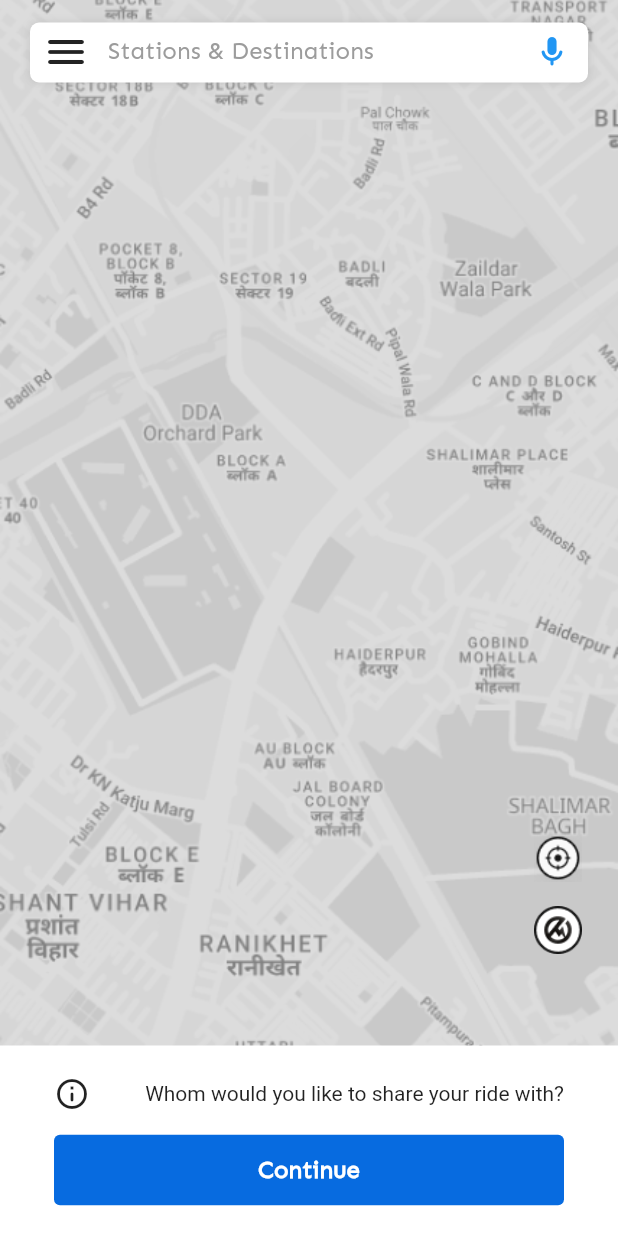
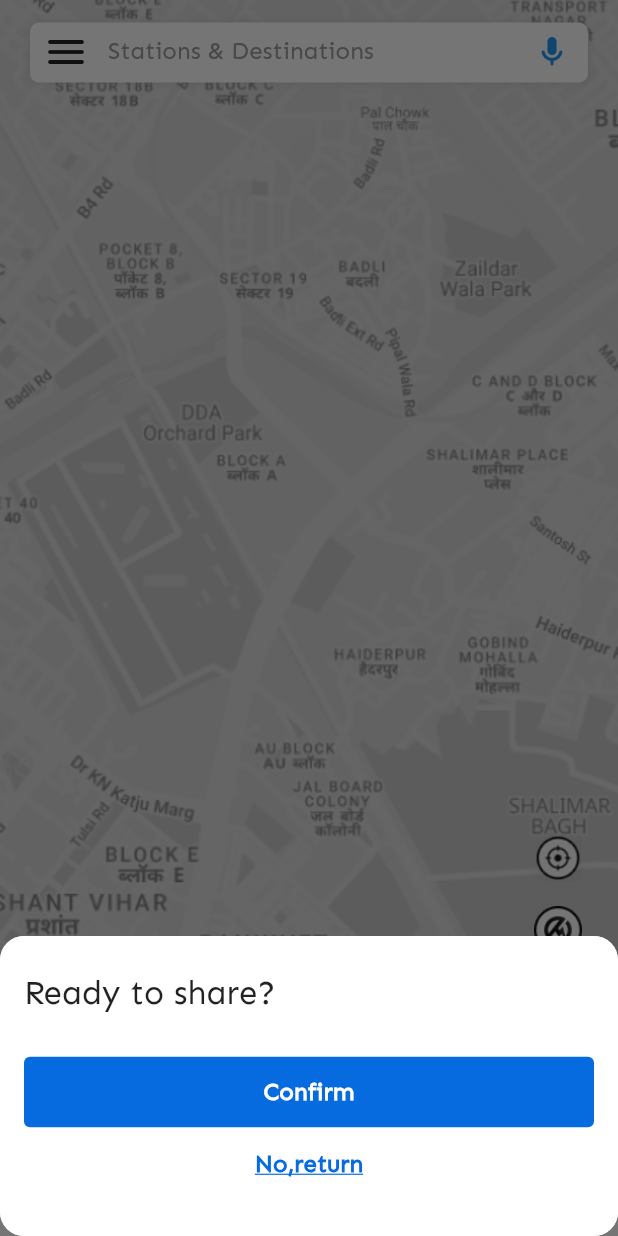
Before and after one commit to AbishekGhalley/App_Development_Project, a Flutter app: the screen it shows after launch, after a tap on "Continue", on a phone screen of 412 x 824 dp. Run offline on Flutter 3.47's test engine with Material 2 defaults, Android fonts, the phone set to English and light mode, and no system bars; our stand-ins replace dotted_border, flutter_svg, google_fonts.

Commit message:
confirm modal added

```diff
--- /dev/null
+++ b/lib/features/shareride/view/sharerideview.dart
@@ -0,0 +1,62 @@
+import 'package:flutter/material.dart';
+import 'package:myekigai/features/shareride/widget/shareridemap.dart';
+import 'package:myekigai/reusables/btn.dart';
+import 'package:myekigai/features/shareride/widget/showBottomSheet.dart'as btmsheet;
+
+class sharerideview extends StatefulWidget {
+  const sharerideview({super.key});
+
+  @override
+  State<sharerideview> createState() => _sharerideviewState();
+}
+
+class _sharerideviewState extends State<sharerideview> {
+
+
+  @override
+  Widget build(BuildContext context) {
+    return Scaffold(
+      body: Stack(
+        children: [
+          const shareridemap(),
+          Positioned(
+              bottom: 0,
+              left: 0,
+              right: 0,
+              child: Container(
+                width: double.infinity,
+                color: Colors.white,
+                padding: const EdgeInsets.symmetric(vertical: 20),
+                child: Column(
+                  crossAxisAlignment: CrossAxisAlignment.stretch,
+                  children: [
+                    const Padding(
+                      padding: EdgeInsets.symmetric(horizontal: 16),
+                      child:Row(
+
+                        children: [
+                          Icon(Icons.info_outline_rounded),
+                          SizedBox(width: 10,),
+                          Text("Whom would you like to share your ride with?",
+                          style: TextStyle(
+                            fontFamily: "Sen",
+                            fontSize: 14,
+                            fontWeight: FontWeight.w400
+                          ),)
+                        ],
+                      ),),
+                    const SizedBox(height: 15,),
+                    CustomButton(text: "Continue", onPressed: (){
+                      btmsheet.showBottomSheet(context);
+                    })
+                  ],
+                ),
+              )
+          ),
+
+
+        ],
+      ),
+    );
+  }
+}
--- a/lib/features/shareride/view/shareridemap.dart
+++ b/lib/features/shareride/widget/shareridemap.dart
@@ -143,32 +143,7 @@ class _shareridemapState extends State<shareridemap> {
               ],
             ),
           ),
-          Positioned(
-            bottom: 0,
-            left: 0,
-            right: 0,
-            child: Container(
-              width: double.infinity,
-              color: Colors.white,
-              padding: const EdgeInsets.all(20),
-              child: Column(
-                crossAxisAlignment: CrossAxisAlignment.stretch,
-                children: [
-                  const Padding(
-                    padding: EdgeInsets.symmetric(horizontal: 16),
-                    child:Row(
-                    children: [
-                      Icon(Icons.info_outline_rounded),
-                      Spacer(),
-                      Text("Whom would you like to share your ride with?")
-                    ],
-                  ),),
-                const SizedBox(height: 15,),
-                CustomButton(text: "Continue", onPressed: (){})
-                ],
-              ),
-            )
-          )
+
         ],
       ),
     );
--- /dev/null
+++ b/lib/features/shareride/widget/showBottomSheet.dart
@@ -0,0 +1,58 @@
+import 'package:flutter/material.dart';
+import 'package:myekigai/reusables/btn.dart';
+import 'package:myekigai/theme/pallete.dart';
+
+void showBottomSheet(BuildContext context) {
+  showModalBottomSheet<void>(
+    shape: RoundedRectangleBorder(
+        borderRadius: BorderRadius.circular(16)
+    ),
+    context: context,
+    builder: (BuildContext context) {
+      return Container(
+        width: double.infinity,
+        decoration: BoxDecoration(
+            borderRadius: BorderRadius.circular(16),
+            color: Colors.white
+        ),
+        height: 200,
+        child: Column(
+          crossAxisAlignment: CrossAxisAlignment.start,
+          mainAxisAlignment: MainAxisAlignment.center,
+          children:[
+            const Padding(
+              padding: EdgeInsets.symmetric(horizontal: 16),
+              child:Text("Ready to share?",
+                style: TextStyle(
+                    fontSize: 22,
+                    fontFamily: 'Sen',
+                    fontWeight: FontWeight.w400
+                ),),),
+            const SizedBox(height: 30,),
+            CustomButton(text: "Confirm", onPressed: (){}),
+            Container(
+              padding: const EdgeInsets.symmetric(horizontal: 16),
+              width: double.infinity,
+              child: TextButton(
+                onPressed: (){
+                  Navigator.pop(context);
+                },
+                child:const Text("No,return",
+                  style: TextStyle(
+                    fontFamily: "Sen",
+                    fontSize: 16,
+                    color: Pallete.primaryColor,
+                    fontWeight: FontWeight.w600,
+                    decoration: TextDecoration.underline,
+                    decorationColor: Pallete.primaryColor,
+                    decorationThickness: 1.0,
+                  ),),
+              ),
+            )
+
+          ],
+        ),
+      );
+    },
+  );
+}
--- a/lib/main.dart
+++ b/lib/main.dart
@@ -4,7 +4,8 @@ import 'package:myekigai/features/hamburger/view/ReferEarn.dart';
 import 'package:myekigai/features/hamburger/view/help.dart';
 import 'package:myekigai/features/onboarding/view/onboarding.dart';
 import 'package:myekigai/features/shareride/view/recentlocal.dart';
-import 'package:myekigai/features/shareride/view/shareridemap.dart';
+import 'package:myekigai/features/shareride/view/sharerideview.dart';
+import 'package:myekigai/features/shareride/widget/shareridemap.dart';
 import 'package:myekigai/theme/theme.dart';
 
 void main() {
@@ -21,7 +22,7 @@ class MyApp extends StatelessWidget {
       debugShowCheckedModeBanner: false,
       title: 'Flutter Demo',
       theme: AppTheme.theme,
-      home: const shareridemap(),
+      home: const sharerideview(),
     );
   }
 }
```
